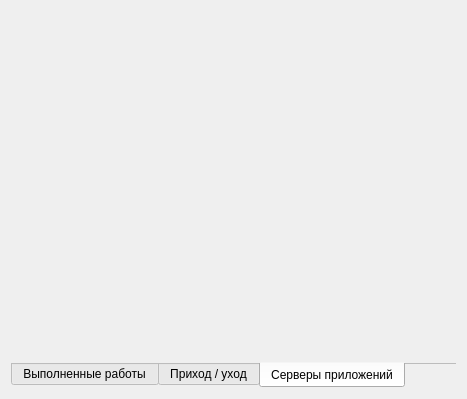
First picture: the form in gui/main_form.ui, repository vodchella/NoveltyAssistant, before the edit.
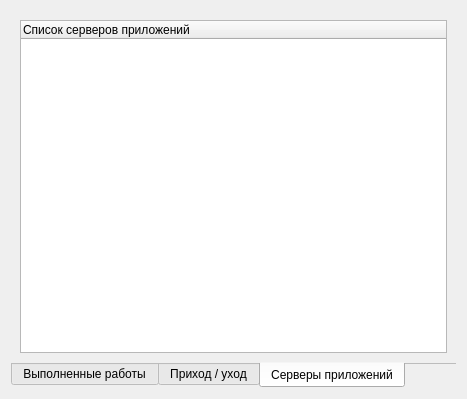
Second picture: the form after the edit. The open tabs and pages were chosen to show the change. Icons and pictures are not drawn. Custom widgets are drawn as their Qt base class.

Commit message: Добавлено дерево серверов приложений (класс services_tree). Заполнение реальными данными в нём работает. Функции управления серверами пока являются заглушками. Исправлены мелкие баги, возникшие после рефакторинга.

```diff
--- a/gui/main_form.ui
+++ b/gui/main_form.ui
@@ -415,6 +415,32 @@
       <attribute name="title">
        <string>Серверы приложений</string>
       </attribute>
+      <layout class="QVBoxLayout" name="verticalLayout_3">
+       <item>
+        <widget class="QWidget" name="widget" native="true">
+         <layout class="QVBoxLayout" name="verticalLayout_2">
+          <property name="margin">
+           <number>0</number>
+          </property>
+          <item>
+           <widget class="services_tree" name="treeServices">
+            <property name="iconSize">
+             <size>
+              <width>32</width>
+              <height>32</height>
+             </size>
+            </property>
+            <column>
+             <property name="text">
+              <string>Список серверов приложений</string>
+             </property>
+            </column>
+           </widget>
+          </item>
+         </layout>
+        </widget>
+       </item>
+      </layout>
      </widget>
     </widget>
    </item>
@@ -442,6 +468,11 @@
    <extends>QLabel</extends>
    <header>task_list.h</header>
   </customwidget>
+  <customwidget>
+   <class>services_tree</class>
+   <extends>QTreeWidget</extends>
+   <header>services_tree.h</header>
+  </customwidget>
  </customwidgets>
  <resources>
   <include location="../novelty_assistant.qrc"/>
```
Left out of the diff: 4 changed lines with no effect on the pictures. The commit also changes 14 other files.
